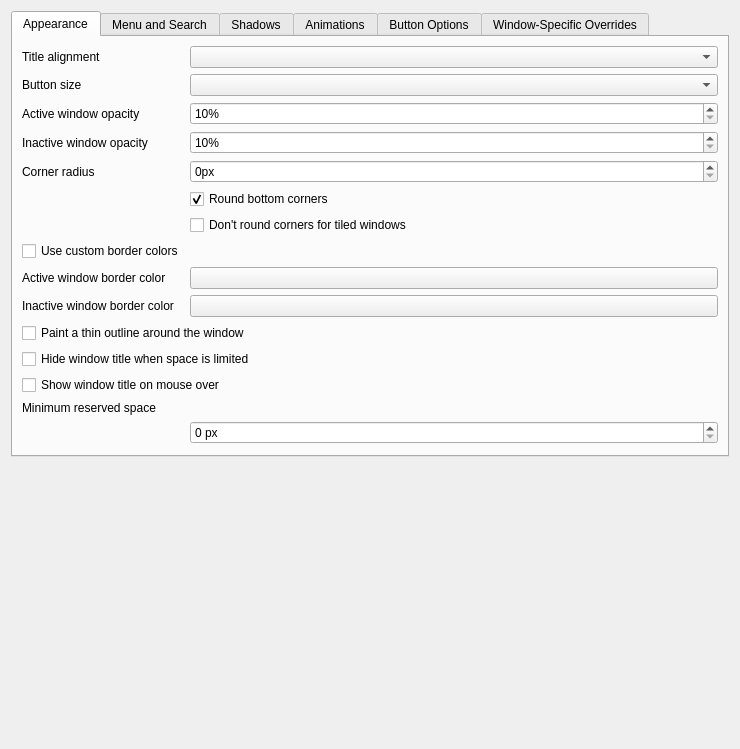
This is src/kcm/config.ui in guiodic/material-decoration as Qt 5 draws it before an edit. The edited form follows.
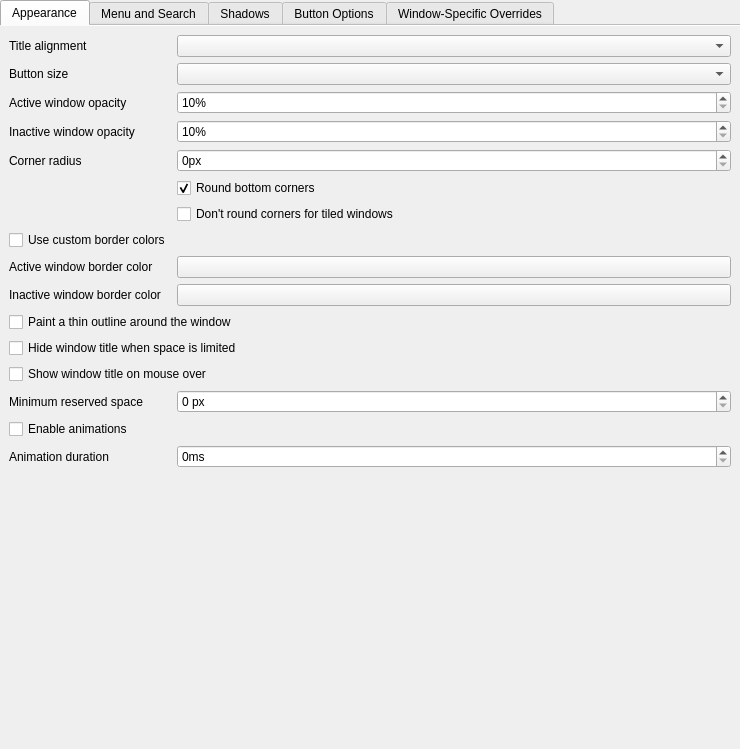
This is the edited form. Custom widgets are drawn as their Qt base class.

Commit message: KCM: use documentMode for tabs and consolidate Animations in Appaerance (#289)

What changed in the file:
```diff
--- a/src/kcm/config.ui
+++ b/src/kcm/config.ui
@@ -14,11 +14,26 @@
    <string>Form</string>
   </property>
   <layout class="QVBoxLayout" name="verticalLayout">
+   <property name="leftMargin">
+    <number>0</number>
+   </property>
+   <property name="topMargin">
+    <number>0</number>
+   </property>
+   <property name="rightMargin">
+    <number>0</number>
+   </property>
+   <property name="bottomMargin">
+    <number>0</number>
+   </property>
    <item>
     <widget class="QTabWidget" name="tabWidget">
      <property name="currentIndex">
       <number>0</number>
      </property>
+     <property name="documentMode">
+      <bool>true</bool>
+     </property>
      <widget class="QWidget" name="appearanceTab">
       <attribute name="title">
        <string>Appearance</string>
@@ -187,7 +202,7 @@
          </property>
         </widget>
        </item>
-       <item row="14" column="1">
+       <item row="13" column="1">
         <widget class="QSpinBox" name="kcfg_MinWidthForCaption">
          <property name="suffix">
           <string> px</string>
@@ -200,6 +215,33 @@
          </property>
         </widget>
        </item>
+       <item row="14" column="0" colspan="2">
+        <widget class="QCheckBox" name="kcfg_AnimationsEnabled">
+         <property name="text">
+          <string>Enable animations</string>
+         </property>
+        </widget>
+       </item>
+       <item row="15" column="0">
+        <widget class="QLabel" name="label_9">
+         <property name="text">
+          <string>Animation duration</string>
+         </property>
+        </widget>
+       </item>
+       <item row="15" column="1">
+        <widget class="QSpinBox" name="kcfg_AnimationsDuration">
+         <property name="suffix">
+          <string>ms</string>
+         </property>
+         <property name="minimum">
+          <number>0</number>
+         </property>
+         <property name="maximum">
+          <number>1000</number>
+         </property>
+        </widget>
+       </item>
       </layout>
      </widget>
      <widget class="QWidget" name="menuSearchTab">
@@ -337,40 +379,6 @@
        </item>
       </layout>
      </widget>
-     <widget class="QWidget" name="animationsTab">
-      <attribute name="title">
-       <string>Animations</string>
-      </attribute>
-      <layout class="QFormLayout" name="formLayout_4">
-       <item row="0" column="0" colspan="2">
-        <widget class="QCheckBox" name="kcfg_AnimationsEnabled">
-         <property name="text">
-          <string>Enable animations</string>
-         </property>
-        </widget>
-       </item>
-       <item row="1" column="0">
-        <widget class="QLabel" name="label_9">
-         <property name="text">
-          <string>Animation duration</string>
-         </property>
-        </widget>
-       </item>
-       <item row="1" column="1">
-        <widget class="QSpinBox" name="kcfg_AnimationsDuration">
-         <property name="suffix">
-          <string>ms</string>
-         </property>
-         <property name="minimum">
-          <number>0</number>
-         </property>
-         <property name="maximum">
-          <number>1000</number>
-         </property>
-        </widget>
-       </item>
-      </layout>
-     </widget>
      <widget class="QWidget" name="otherTab">
       <attribute name="title">
        <string>Button Options</string>
```
Left out of the diff: 40 changed lines with no effect on the pictures. The commit also changes 1 other file.
